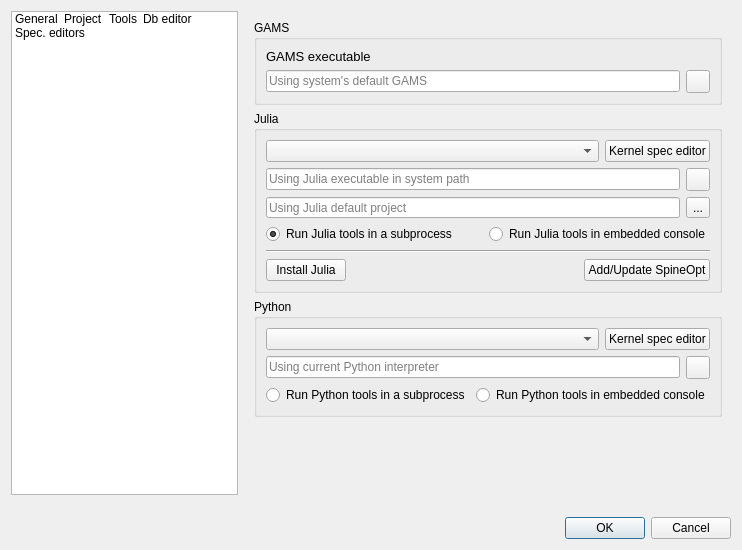
Before: the Qt Designer form spinetoolbox/ui/settings.ui in spine-tools/Spine-Toolbox, drawn with Qt 5.
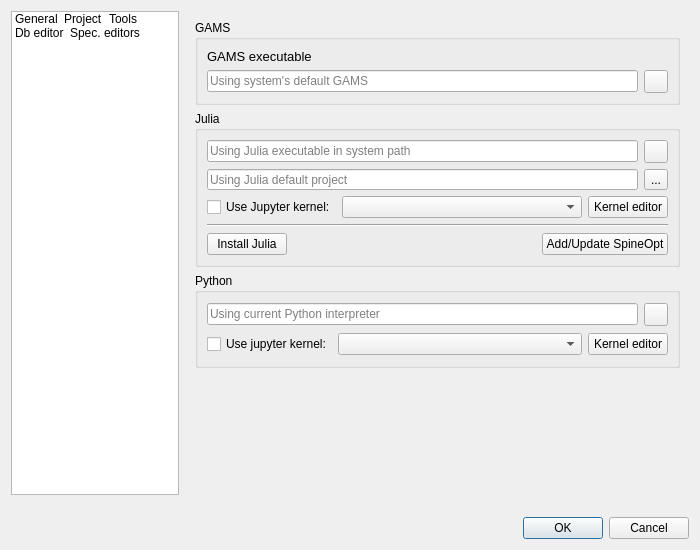
After: the same form once the commit is applied. The open tabs and pages were chosen to show the change. Icons and pictures are not drawn. Custom widgets are drawn as their Qt base class.

Commit message:
Update settings to reflect differences in consoles
Re Spine-project/spine-engine#36

```diff
--- a/spinetoolbox/ui/settings.ui
+++ b/spinetoolbox/ui/settings.ui
@@ -21,7 +21,7 @@
    <rect>
     <x>0</x>
     <y>0</y>
-    <width>742</width>
+    <width>700</width>
     <height>550</height>
    </rect>
   </property>
@@ -95,7 +95,7 @@
       <widget class="QListWidget" name="listWidget">
        <property name="sizePolicy">
         <sizepolicy hsizetype="Expanding" vsizetype="Expanding">
-         <horstretch>0</horstretch>
+         <horstretch>1</horstretch>
          <verstretch>0</verstretch>
         </sizepolicy>
        </property>
@@ -204,7 +204,7 @@
       <widget class="QStackedWidget" name="stackedWidget">
        <property name="sizePolicy">
         <sizepolicy hsizetype="Preferred" vsizetype="Preferred">
-         <horstretch>0</horstretch>
+         <horstretch>3</horstretch>
          <verstretch>0</verstretch>
         </sizepolicy>
        </property>
@@ -771,36 +771,6 @@
             <string>Julia</string>
            </property>
            <layout class="QVBoxLayout" name="verticalLayout">
-            <item>
-             <layout class="QHBoxLayout" name="horizontalLayout_9">
-              <item>
-               <widget class="CustomQComboBox" name="comboBox_julia_kernel">
-                <property name="sizePolicy">
-                 <sizepolicy hsizetype="Expanding" vsizetype="Fixed">
-                  <horstretch>0</horstretch>
-                  <verstretch>0</verstretch>
-                 </sizepolicy>
-                </property>
-                <property name="toolTip">
-                 <string>&lt;html&gt;&lt;head/&gt;&lt;body&gt;&lt;p&gt;Select a Julia Jupyter kernel.&lt;/p&gt;&lt;p&gt;Only valid Julia kernels are shown. Open Kernel editor to add kernels.&lt;/p&gt;&lt;/body&gt;&lt;/html&gt;</string>
-                </property>
-               </widget>
-              </item>
-              <item>
-               <widget class="QPushButton" name="pushButton_open_kernel_editor_julia">
-                <property name="sizePolicy">
-                 <sizepolicy hsizetype="Minimum" vsizetype="Fixed">
-                  <horstretch>0</horstretch>
-                  <verstretch>0</verstretch>
-                 </sizepolicy>
-                </property>
-                <property name="text">
-                 <string>Kernel spec editor</string>
-                </property>
-               </widget>
-              </item>
-             </layout>
-            </item>
             <item>
              <layout class="QHBoxLayout" name="horizontalLayout_8">
               <item>
@@ -876,27 +846,40 @@
              </layout>
             </item>
             <item>
-             <layout class="QHBoxLayout" name="horizontalLayout_3">
+             <layout class="QHBoxLayout" name="horizontalLayout_9">
               <item>
-               <widget class="QRadioButton" name="radioButton_use_julia_executable">
-                <property name="toolTip">
-                 <string>&lt;html&gt;&lt;head/&gt;&lt;body&gt;&lt;p&gt;When selected, Julia Tools and scripts will be executed in a terminal as an individual process.&lt;/p&gt;&lt;/body&gt;&lt;/html&gt;</string>
-                </property>
+               <widget class="QCheckBox" name="checkBox_use_julia_kernel">
                 <property name="text">
-                 <string>Run Julia tools in a subprocess</string>
+                 <string>Use Jupyter kernel:</string>
                 </property>
-                <property name="checked">
-                 <bool>true</bool>
-                </property>
                </widget>
               </item>
               <item>
-               <widget class="QRadioButton" name="radioButton_use_julia_console">
+               <widget class="CustomQComboBox" name="comboBox_julia_kernel">
+                <property name="sizePolicy">
+                 <sizepolicy hsizetype="Expanding" vsizetype="Fixed">
+                  <horstretch>0</horstretch>
+                  <verstretch>0</verstretch>
+                 </sizepolicy>
+                </property>
                 <property name="toolTip">
                  <string>&lt;html&gt;&lt;head/&gt;&lt;body&gt;&lt;p&gt;If checked, Julia Tools and scripts will be executed in the embedded Julia Console (Shell).&lt;/p&gt;&lt;/body&gt;&lt;/html&gt;</string>
                 </property>
+                <property name="sizeAdjustPolicy">
+                 <enum>QComboBox::AdjustToMinimumContentsLength</enum>
+                </property>
+               </widget>
+              </item>
+              <item>
+               <widget class="QPushButton" name="pushButton_open_kernel_editor_julia">
+                <property name="sizePolicy">
+                 <sizepolicy hsizetype="Minimum" vsizetype="Fixed">
+                  <horstretch>0</horstretch>
+                  <verstretch>0</verstretch>
+                 </sizepolicy>
+                </property>
                 <property name="text">
-                 <string>Run Julia tools in embedded console</string>
+                 <string>Kernel editor</string>
                 </property>
                </widget>
               </item>
@@ -961,48 +944,6 @@
             <string>Python</string>
            </property>
            <layout class="QVBoxLayout" name="verticalLayout_5">
-            <item>
-             <layout class="QHBoxLayout" name="horizontalLayout_11">
-              <item>
-               <widget class="CustomQComboBox" name="comboBox_python_kernel">
-                <property name="sizePolicy">
-                 <sizepolicy hsizetype="Expanding" vsizetype="Fixed">
-                  <horstretch>0</horstretch>
-                  <verstretch>0</verstretch>
-                 </sizepolicy>
-                </property>
-                <property name="toolTip">
-                 <string>&lt;html&gt;&lt;head/&gt;&lt;body&gt;&lt;p&gt;Select a Python Jupyter kernel.&lt;/p&gt;&lt;p&gt;Only valid Python kernels are shown. Open Kernel editor to add kernels.&lt;/p&gt;&lt;/body&gt;&lt;/html&gt;</string>
-                </property>
-                <property name="sizeAdjustPolicy">
-                 <enum>QComboBox::AdjustToContents</enum>
-                </property>
-               </widget>
-              </item>
-              <item>
-               <widget class="QPushButton" name="pushButton_open_kernel_editor_python">
-                <property name="sizePolicy">
-                 <sizepolicy hsizetype="Minimum" vsizetype="Fixed">
-                  <horstretch>0</horstretch>
-                  <verstretch>0</verstretch>
-                 </sizepolicy>
-                </property>
-                <property name="minimumSize">
-                 <size>
-                  <width>0</width>
-                  <height>0</height>
-                 </size>
-                </property>
-                <property name="toolTip">
-                 <string>Open kernel editor</string>
-                </property>
-                <property name="text">
-                 <string>Kernel spec editor</string>
-                </property>
-               </widget>
-              </item>
-             </layout>
-            </item>
             <item>
              <layout class="QHBoxLayout" name="horizontalLayout_10">
               <item>
@@ -1038,24 +979,49 @@
              </layout>
             </item>
             <item>
-             <layout class="QHBoxLayout" name="horizontalLayout_13">
+             <layout class="QHBoxLayout" name="horizontalLayout_11">
               <item>
-               <widget class="QRadioButton" name="radioButton_use_python_interpreter">
+               <widget class="QCheckBox" name="checkBox_use_python_kernel">
+                <property name="text">
+                 <string>Use jupyter kernel:</string>
+                </property>
+               </widget>
+              </item>
+              <item>
+               <widget class="CustomQComboBox" name="comboBox_python_kernel">
+                <property name="sizePolicy">
+                 <sizepolicy hsizetype="Expanding" vsizetype="Fixed">
+                  <horstretch>0</horstretch>
+                  <verstretch>0</verstretch>
+                 </sizepolicy>
+                </property>
                 <property name="toolTip">
                  <string>&lt;html&gt;&lt;head/&gt;&lt;body&gt;&lt;p&gt;When selected, Python Tools and scripts are executed in a separate process in terminal.&lt;/p&gt;&lt;/body&gt;&lt;/html&gt;</string>
                 </property>
-                <property name="text">
-                 <string>Run Python tools in a subprocess</string>
+                <property name="sizeAdjustPolicy">
+                 <enum>QComboBox::AdjustToMinimumContentsLength</enum>
                 </property>
                </widget>
               </item>
               <item>
-               <widget class="QRadioButton" name="radioButton_use_python_console">
+               <widget class="QPushButton" name="pushButton_open_kernel_editor_python">
+                <property name="sizePolicy">
+                 <sizepolicy hsizetype="Minimum" vsizetype="Fixed">
+                  <horstretch>0</horstretch>
+                  <verstretch>0</verstretch>
+                 </sizepolicy>
+                </property>
+                <property name="minimumSize">
+                 <size>
+                  <width>0</width>
+                  <height>0</height>
+                 </size>
+                </property>
                 <property name="toolTip">
                  <string>&lt;html&gt;&lt;head/&gt;&lt;body&gt;&lt;p&gt;When selected, Python Tools and scripts are executed in the embedded Python Console.&lt;/p&gt;&lt;/body&gt;&lt;/html&gt;</string>
                 </property>
                 <property name="text">
-                 <string>Run Python tools in embedded console</string>
+                 <string>Kernel editor</string>
                 </property>
                </widget>
               </item>
```
Left out of the diff: 8 changed lines with no effect on the pictures. The commit also changes 4 other files.
